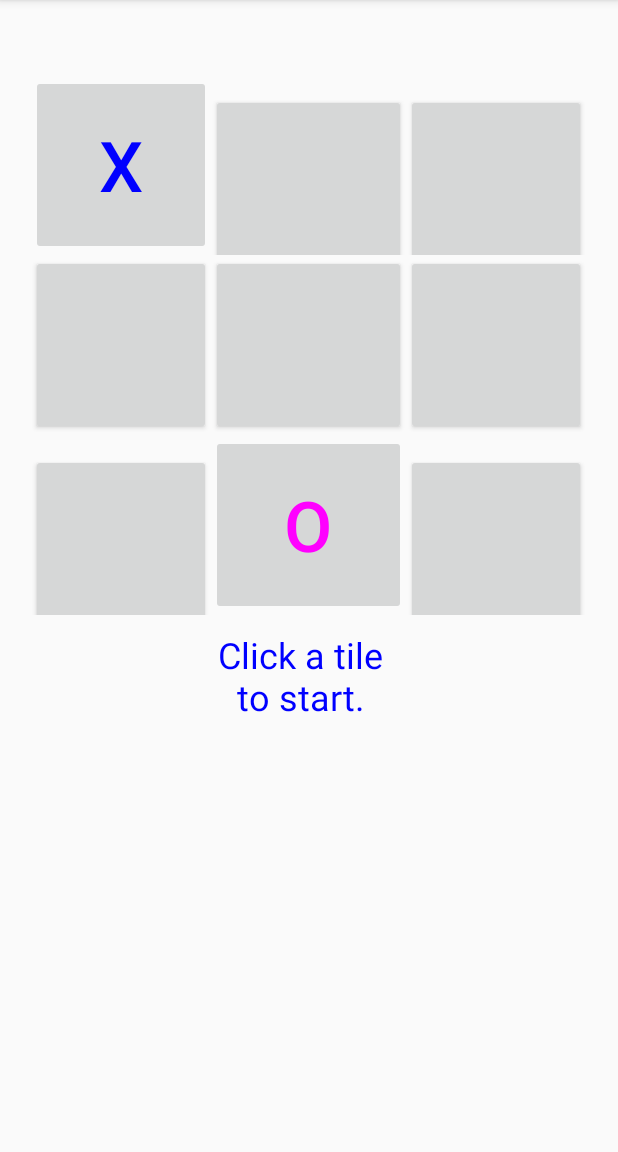
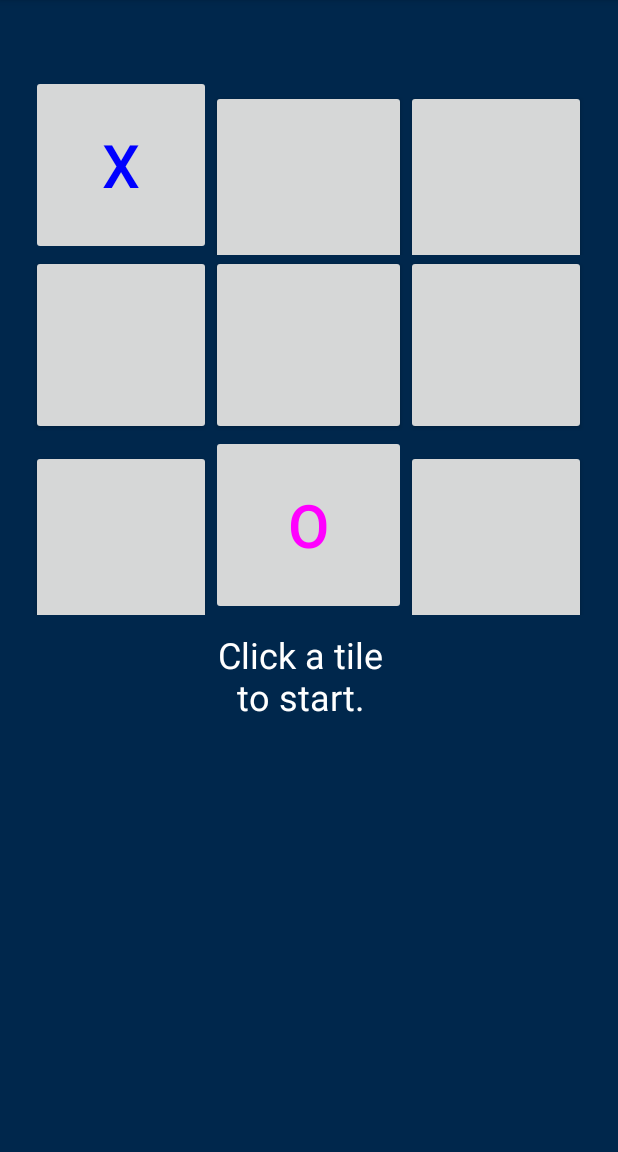
Before and after one commit to rheamanocha/GameTimeClockTest, an Android app: the screen it shows after launch (MainActivity), after a tap on an icon or button, on a phone screen of 412 x 824 dp, the part 84-1236 px from its top. Run offline under Robolectric (Android 15) with nearby library versions, the phone set to English and light mode, and no system bars.

Commit message:
Colors
Changed background colors and text color

```diff
--- a/app/src/main/java/com/example/andrew/test/MainActivity.java
+++ b/app/src/main/java/com/example/andrew/test/MainActivity.java
@@ -37,7 +37,7 @@ public class MainActivity extends AppCompatActivity {
 
         textView = (TextView) findViewById(R.id.gameInfo);
         textView.setText("Click a tile to start.");
-        textView.setTextColor(Color.BLUE);
+        textView.setTextColor(Color.WHITE);
 
 
         for(int i = 0; i < 3; ++i) {
@@ -67,13 +67,13 @@ public class MainActivity extends AppCompatActivity {
                 board[x][y].setEnabled(false);
                 board[x][y].setText("X");
                 board[x][y].setTextColor(Color.BLUE);
-                board[x][y].setTextSize(TypedValue.COMPLEX_UNIT_PX, 70);
+                board[x][y].setTextSize(TypedValue.COMPLEX_UNIT_PX, 60);
                 ticTacToeGame.c[x][y] = 1;
                 if (!ticTacToeGame.checkBoard()) {
                     ticTacToeGame.makeMove();
                     board[ticTacToeGame.move.x][ticTacToeGame.move.y].setText("O");
                     board[ticTacToeGame.move.x][ticTacToeGame.move.y].setTextColor(Color.MAGENTA);
-                    board[ticTacToeGame.move.x][ticTacToeGame.move.y].setTextSize(TypedValue.COMPLEX_UNIT_PX, 70);
+                    board[ticTacToeGame.move.x][ticTacToeGame.move.y].setTextSize(TypedValue.COMPLEX_UNIT_PX, 60);
                     board[ticTacToeGame.move.x][ticTacToeGame.move.y].setEnabled(false);
                     if(ticTacToeGame.checkBoard()) {
                         displayOutome();
--- a/app/src/main/res/layout/activity_main.xml
+++ b/app/src/main/res/layout/activity_main.xml
@@ -1,6 +1,8 @@
 <?xml version="1.0" encoding="utf-8"?>
 <LinearLayout xmlns:android="http://schemas.android.com/apk/res/android"
-    android:layout_width="match_parent" android:layout_height="match_parent">
+    android:layout_width="match_parent"
+    android:layout_height="match_parent"
+    android:background="#00274c">
 
     <TableLayout
         android:layout_width="match_parent"
```
